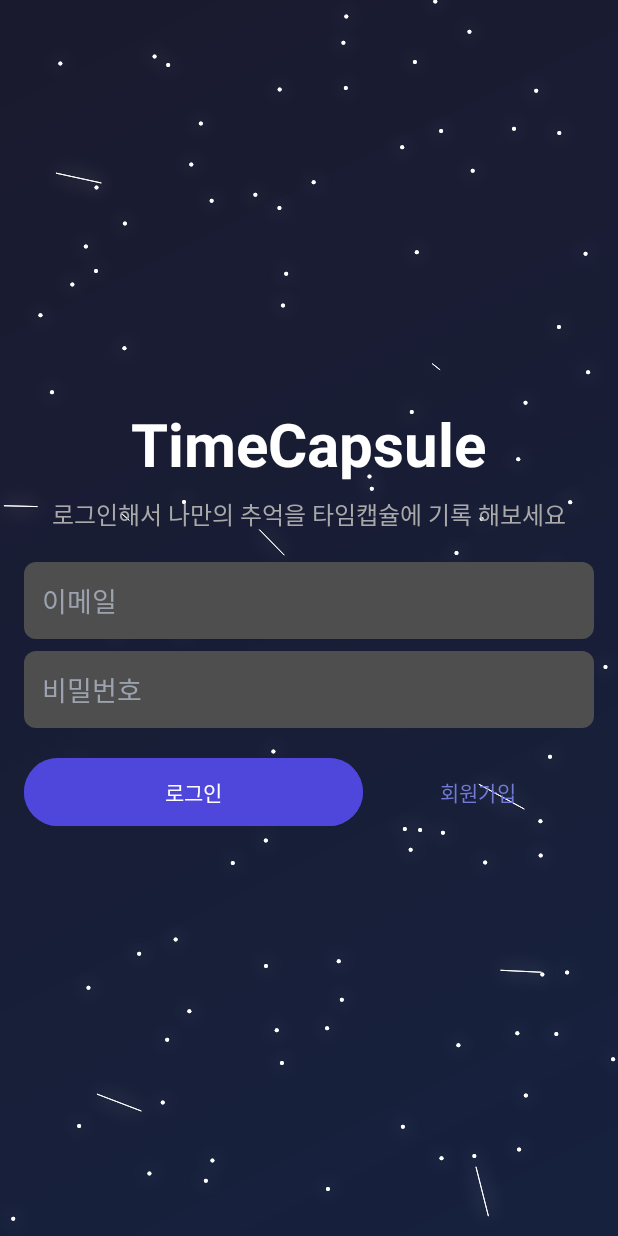
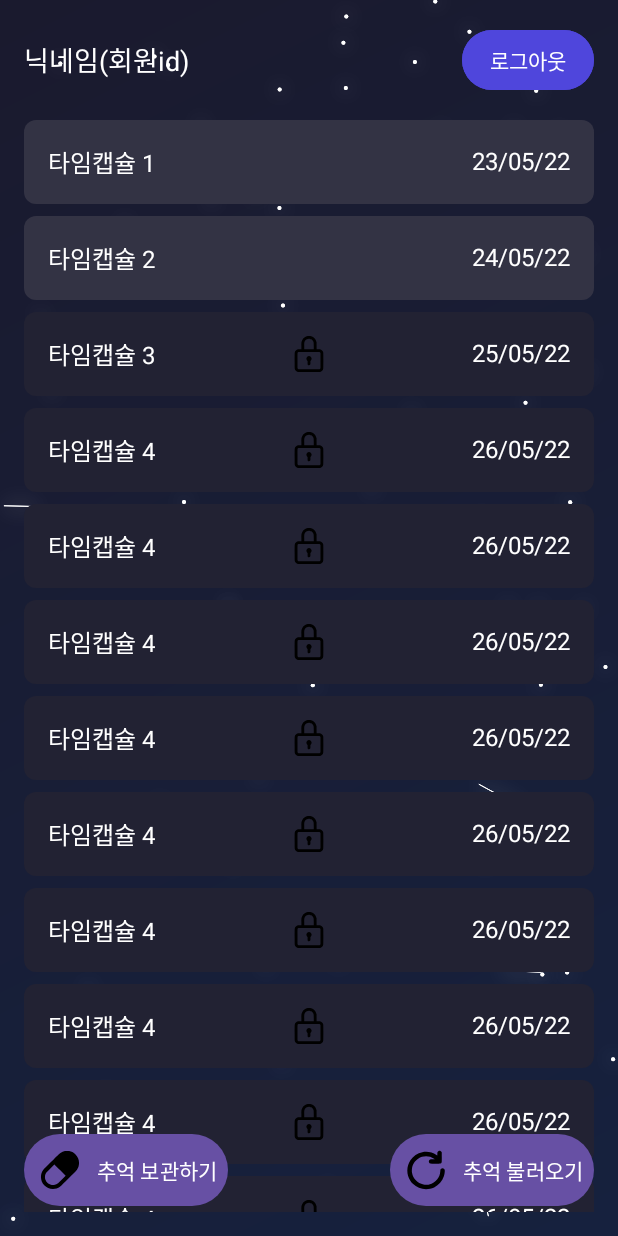
Before and after one commit to he4rtbleed/TimeCapsule, an Android app: the screen it shows after launch (LoginActivity before the commit, MainActivity after it), on a phone screen of 412 x 824 dp. Run offline under Robolectric (Android 15) with nearby library versions, the phone set to English and light mode, and no system bars.

Commit message:
타임캡슐 리스트 브랜치

```diff
--- a/app/build.gradle.kts
+++ b/app/build.gradle.kts
@@ -4,7 +4,7 @@ plugins {
 
 android {
     namespace = "com.jj.timecapsule"
-    compileSdk = 33
+    compileSdk = 34
 
     defaultConfig {
         applicationId = "com.jj.timecapsule"
@@ -36,6 +36,8 @@ dependencies {
     implementation("androidx.appcompat:appcompat:1.6.1")
     implementation("com.google.android.material:material:1.8.0")
     implementation("androidx.constraintlayout:constraintlayout:2.1.4")
+    implementation("androidx.activity:activity:1.8.0")
+    implementation("com.google.android.gms:play-services-maps:18.2.0")
     testImplementation("junit:junit:4.13.2")
     androidTestImplementation("androidx.test.ext:junit:1.1.5")
     androidTestImplementation("androidx.test.espresso:espresso-core:3.5.1")
--- a/app/src/main/AndroidManifest.xml
+++ b/app/src/main/AndroidManifest.xml
@@ -13,6 +13,9 @@
         android:theme="@style/Theme.TimeCapsule"
         tools:targetApi="31">
         <activity
+            android:name=".CapsuleWriterActivity"
+            android:exported="false" />
+        <activity
             android:name=".MainActivity"
             android:exported="true">
             <intent-filter>
--- a/app/src/main/java/com/jj/timecapsule/LoginActivity.java
+++ b/app/src/main/java/com/jj/timecapsule/LoginActivity.java
@@ -3,6 +3,7 @@ package com.jj.timecapsule;
 import android.content.Intent;
 import android.os.Bundle;
 import android.view.View;
+import android.view.WindowManager;
 import android.widget.Button;
 import android.widget.EditText;
 import androidx.appcompat.app.AppCompatActivity;
@@ -17,9 +18,10 @@ public class LoginActivity extends AppCompatActivity {
     @Override
     protected void onCreate(Bundle savedInstanceState) {
         super.onCreate(savedInstanceState);
+
         setContentView(R.layout.login_page);
 
-        editTextLoginEmail = findViewById(R.id.editTextLoginEmail);
+        editTextLoginEmail = findViewById(R.id.editTextLoginUserId);
         editTextLoginPassword = findViewById(R.id.editTextLoginPassword);
         buttonLogin = findViewById(R.id.buttonLogin);
         buttonSignup = findViewById(R.id.buttonSignup);
--- a/app/src/main/java/com/jj/timecapsule/MainActivity.java
+++ b/app/src/main/java/com/jj/timecapsule/MainActivity.java
@@ -1,49 +1,80 @@
 package com.jj.timecapsule;
-
-import androidx.appcompat.app.AppCompatActivity;
 
 import android.content.Context;
 import android.content.Intent;
 import android.content.SharedPreferences;
 import android.os.Bundle;
-import android.view.View;
+import android.util.Log;
+import android.widget.Button;
+import android.widget.TextView;
+import androidx.appcompat.app.AppCompatActivity;
+import androidx.recyclerview.widget.LinearLayoutManager;
+import androidx.recyclerview.widget.RecyclerView;
+
+import java.util.ArrayList;
+import java.util.List;
 
 public class MainActivity extends AppCompatActivity {
 
-    //https://erim1005.tistory.com/entry/Full-screen-mode-%EC%A0%84%EC%B2%B4%ED%99%94%EB%A9%B4-%EC%84%A4%EC%A0%95-%ED%95%B4%EC%A0%9C
-    private void hideSystemUI() {
-        // Enables regular immersive mode.
-        // For "lean back" mode, remove SYSTEM_UI_FLAG_IMMERSIVE.
-        // Or for "sticky immersive," replace it with SYSTEM_UI_FLAG_IMMERSIVE_STICKY
-        View decorView = getWindow().getDecorView();
-        decorView.setSystemUiVisibility(
-                View.SYSTEM_UI_FLAG_IMMERSIVE
-                        // Set the content to appear under the system bars so that the
-                        // content doesn't resize when the system bars hide and show.
-                        | View.SYSTEM_UI_FLAG_LAYOUT_STABLE
-                        | View.SYSTEM_UI_FLAG_LAYOUT_HIDE_NAVIGATION
-                        | View.SYSTEM_UI_FLAG_LAYOUT_FULLSCREEN
-                        // Hide the nav bar and status bar
-                        | View.SYSTEM_UI_FLAG_HIDE_NAVIGATION
-                        | View.SYSTEM_UI_FLAG_FULLSCREEN);
-    }
+    private SharedPreferences sharedPreferences;
+    private static final String TAG = "MainActivity";
 
     @Override
     protected void onCreate(Bundle savedInstanceState) {
         super.onCreate(savedInstanceState);
-        hideSystemUI();
+        setContentView(R.layout.activity_main);
 
-        SharedPreferences sharedPreferences = getSharedPreferences("com.jj.timecapsule.PREFERENCE_FILE_KEY", Context.MODE_PRIVATE);
+        sharedPreferences = getSharedPreferences("com.jj.timecapsule.PREFERENCE_FILE_KEY", Context.MODE_PRIVATE);
 
-        String token = sharedPreferences.getString("TOKEN", null);
-        if (token == null) {
-            // 토큰이 없으면 로그인 액티비티로 이동
+//        String token = sharedPreferences.getString("TOKEN", null);
+//        if (token == null) {
+//            Log.d(TAG, "Token is null, redirecting to LoginActivity");
+//            try {
+//                Intent intent = new Intent(MainActivity.this, LoginActivity.class);
+//                startActivity(intent);
+//                finish();
+//            } catch (Exception e) {
+//                Log.e(TAG, "Error starting LoginActivity", e);
+//            }
+//            return; // onCreate 메서드를 여기서 종료하여 이후 코드가 실행되지 않도록 함
+//        }
+
+        // 닉네임과 회원ID 설정
+        TextView textViewUserInfo = findViewById(R.id.textViewUserInfo);
+        textViewUserInfo.setText("닉네임(회원id)");
+
+        // 로그아웃 버튼 설정
+        Button buttonLogout = findViewById(R.id.buttonLogout);
+        buttonLogout.setOnClickListener(v -> {
+            SharedPreferences.Editor editor = sharedPreferences.edit();
+            editor.remove("TOKEN");
+            editor.apply();
             Intent intent = new Intent(MainActivity.this, LoginActivity.class);
             startActivity(intent);
             finish();
-            return;
-        }
+        });
 
-        setContentView(R.layout.activity_main);
+        // RecyclerView 설정
+        RecyclerView recyclerView = findViewById(R.id.recyclerViewTimeCapsules);
+        recyclerView.setLayoutManager(new LinearLayoutManager(this));
+        List<TimeCapsule> timeCapsuleList = new ArrayList<>();
+        timeCapsuleList.add(new TimeCapsule("타임캡슐 1", "23/05/22"));
+        timeCapsuleList.add(new TimeCapsule("타임캡슐 2", "24/05/22"));
+        timeCapsuleList.add(new TimeCapsule("타임캡슐 3", "25/05/22"));
+        timeCapsuleList.add(new TimeCapsule("타임캡슐 4", "26/05/22"));
+        timeCapsuleList.add(new TimeCapsule("타임캡슐 4", "26/05/22"));
+        timeCapsuleList.add(new TimeCapsule("타임캡슐 4", "26/05/22"));
+        timeCapsuleList.add(new TimeCapsule("타임캡슐 4", "26/05/22"));
+        timeCapsuleList.add(new TimeCapsule("타임캡슐 4", "26/05/22"));
+        timeCapsuleList.add(new TimeCapsule("타임캡슐 4", "26/05/22"));
+        timeCapsuleList.add(new TimeCapsule("타임캡슐 4", "26/05/22"));
+        timeCapsuleList.add(new TimeCapsule("타임캡슐 4", "26/05/22"));
+        timeCapsuleList.add(new TimeCapsule("타임캡슐 4", "26/05/22"));
+        timeCapsuleList.add(new TimeCapsule("타임캡슐 4", "26/05/22"));
+        timeCapsuleList.add(new TimeCapsule("타임캡슐 4", "26/05/22"));
+        timeCapsuleList.add(new TimeCapsule("타임캡슐 4", "26/05/22"));
+        timeCapsuleList.add(new TimeCapsule("타임캡슐 4", "26/05/22"));
+        TimeCapsuleAdapter adapter = new TimeCapsuleAdapter(timeCapsuleList);
+        recyclerView.setAdapter(adapter);
     }
 }
--- a/app/src/main/java/com/jj/timecapsule/RegisterActivity.java
+++ b/app/src/main/java/com/jj/timecapsule/RegisterActivity.java
@@ -25,7 +25,7 @@ public class RegisterActivity extends AppCompatActivity {
         super.onCreate(savedInstanceState);
         setContentView(R.layout.register_page);
 
-        editTextEmail = findViewById(R.id.editTextEmail);
+        editTextEmail = findViewById(R.id.editTextUserId);
         editTextPassword = findViewById(R.id.editTextPassword);
         editTextConfirmPassword = findViewById(R.id.editTextConfirmPassword);
         editTextName = findViewById(R.id.editTextName);
--- /dev/null
+++ b/app/src/main/java/com/jj/timecapsule/TimeCapsule.java
@@ -0,0 +1,19 @@
+package com.jj.timecapsule;
+
+public class TimeCapsule {
+    private String title;
+    private String openDate;
+
+    public TimeCapsule(String title, String openDate) {
+        this.title = title;
+        this.openDate = openDate;
+    }
+
+    public String getTitle() {
+        return title;
+    }
+
+    public String getOpenDate() {
+        return openDate;
+    }
+}
--- /dev/null
+++ b/app/src/main/java/com/jj/timecapsule/TimeCapsuleAdapter.java
@@ -0,0 +1,75 @@
+package com.jj.timecapsule;
+
+import android.view.LayoutInflater;
+import android.view.View;
+import android.view.ViewGroup;
+import android.widget.ImageView;
+import android.widget.TextView;
+import androidx.annotation.NonNull;
+import androidx.recyclerview.widget.RecyclerView;
+import java.text.ParseException;
+import java.text.SimpleDateFormat;
+import java.util.Date;
+import java.util.List;
+import java.util.Locale;
+
+public class TimeCapsuleAdapter extends RecyclerView.Adapter<TimeCapsuleAdapter.TimeCapsuleViewHolder> {
+
+    private List<TimeCapsule> timeCapsuleList;
+    private SimpleDateFormat dateFormat = new SimpleDateFormat("yy/MM/dd", Locale.getDefault());
+
+    public TimeCapsuleAdapter(List<TimeCapsule> timeCapsuleList) {
+        this.timeCapsuleList = timeCapsuleList;
+    }
+
+    @NonNull
+    @Override
+    public TimeCapsuleViewHolder onCreateViewHolder(@NonNull ViewGroup parent, int viewType) {
+        View view = LayoutInflater.from(parent.getContext()).inflate(R.layout.time_capsule_item, parent, false);
+        return new TimeCapsuleViewHolder(view);
+    }
+
+    @Override
+    public void onBindViewHolder(@NonNull TimeCapsuleViewHolder holder, int position) {
+        TimeCapsule timeCapsule = timeCapsuleList.get(position);
+        holder.textViewTitle.setText(timeCapsule.getTitle());
+        holder.textViewDate.setText(timeCapsule.getOpenDate());
+
+        boolean isLocked = isDateLocked(timeCapsule.getOpenDate());
+        if (isLocked) {
+            holder.itemView.setEnabled(false);
+            holder.imageViewLock.setVisibility(View.VISIBLE);
+        } else {
+            holder.itemView.setEnabled(true);
+            holder.imageViewLock.setVisibility(View.GONE);
+        }
+    }
+
+    @Override
+    public int getItemCount() {
+        return timeCapsuleList.size();
+    }
+
+    private boolean isDateLocked(String openDate) {
+        try {
+            Date date = dateFormat.parse(openDate);
+            return date != null && date.after(new Date());
+        } catch (ParseException e) {
+            e.printStackTrace();
+            return true;
+        }
+    }
+
+    static class TimeCapsuleViewHolder extends RecyclerView.ViewHolder {
+        TextView textViewTitle;
+        TextView textViewDate;
+        ImageView imageViewLock;
+
+        public TimeCapsuleViewHolder(@NonNull View itemView) {
+            super(itemView);
+            textViewTitle = itemView.findViewById(R.id.textViewTitle);
+            textViewDate = itemView.findViewById(R.id.textViewDate);
+            imageViewLock = itemView.findViewById(R.id.imageViewLock);
+        }
+    }
+}
--- /dev/null
+++ b/app/src/main/res/drawable/ic_capsule.xml
@@ -0,0 +1,5 @@
+<vector xmlns:android="http://schemas.android.com/apk/res/android" android:height="32dp" android:viewportHeight="512" android:viewportWidth="512" android:width="32dp">
+
+    <path android:fillColor="#000000" android:pathData="M308.9,54.6c-16.5,2.9 -33.7,9.8 -47.9,19.1 -11.5,7.6 -24.6,20.1 -104.5,100.4 -52.5,52.8 -75.7,76.8 -79.8,82.5 -16,22.6 -23.7,47 -23.7,74.8 0,33.9 11.8,63.5 34.9,87.9 24.8,26 56.8,39.7 93,39.7 27.5,-0 52.2,-7.9 74.5,-23.8 10.8,-7.7 172,-169.1 180.1,-180.2 15.5,-21.6 23.5,-46.7 23.5,-73.9 0,-36.6 -13.5,-68.2 -39.8,-93.3 -18.5,-17.5 -41.1,-29 -65.7,-33.2 -11.1,-2 -34,-2 -44.6,-0zM256.5,256l60,60 -40,40.1c-22,22 -42.7,42 -46.1,44.4 -7.9,5.8 -18.9,10.9 -28.9,13.6 -11.2,3 -30.7,3 -42,0.1 -17,-4.5 -33.8,-15.3 -44.9,-28.9 -6.8,-8.1 -14,-22.2 -16.8,-32.8 -2.9,-11.3 -2.9,-30.8 0.1,-42 2.4,-8.9 7.4,-20.1 12.2,-27.2 2.8,-4.3 84.6,-87.3 85.9,-87.3 0.3,-0 27.5,27 60.5,60z" android:strokeColor="#00000000"/>
+
+</vector>
--- /dev/null
+++ b/app/src/main/res/drawable/ic_lock.xml
@@ -0,0 +1,14 @@
+<vector xmlns:android="http://schemas.android.com/apk/res/android"
+    android:width="32dp"
+    android:height="32dp"
+    android:viewportWidth="512"
+    android:viewportHeight="512">
+  <path
+      android:pathData="M238.7,1.5c-34.8,5.9 -64.3,27.3 -79.3,57.6 -10.4,21 -11.4,28.2 -11.4,84.1l0,44.8 -20.7,-0c-14.4,-0 -23,0.5 -27.8,1.5 -22.5,4.7 -41.3,23.5 -46,46 -2.2,10.4 -2.2,218.6 0,229 4.7,22.5 23.5,41.3 46,46 10.5,2.2 302.5,2.2 313,-0 22.5,-4.7 41.3,-23.5 46,-46 1.2,-5.9 1.5,-23.8 1.5,-114.5 0,-119.3 0.2,-115.1 -6.6,-129 -5.1,-10.3 -16.1,-21.3 -26.4,-26.4 -11.3,-5.5 -18.2,-6.6 -42.2,-6.6l-20.7,-0 -0.3,-48.8 -0.4,-48.7 -2.7,-10c-9.8,-36.2 -36.9,-64.5 -72.4,-75.5 -15.5,-4.8 -34.1,-6.1 -49.6,-3.5zM269.8,41.6c4.4,0.9 11.7,3.5 17.1,6.1 7.8,3.7 10.9,5.9 17.7,12.7 6.5,6.6 9,9.9 12.3,16.8 6.8,14 7.1,16.5 7.1,66.5l0,44.3 -68,-0 -68,-0 0,-44.3c0,-34.9 0.3,-45.7 1.5,-51.2 3.9,-18.8 17.7,-36.2 35.5,-44.8 15.1,-7.4 29.2,-9.3 44.8,-6.1zM410.6,231.2c2.1,1.5 5,4.4 6.4,6.5l2.5,3.7 0,108.6 0,108.6 -2.5,3.7c-1.4,2.1 -4.3,5 -6.4,6.5l-3.9,2.7 -150.7,-0 -150.7,-0 -3.9,-2.7c-2.1,-1.5 -5,-4.4 -6.4,-6.5l-2.5,-3.7 -0.3,-106.4c-0.1,-70.5 0.1,-107.6 0.8,-110.2 1.2,-4.6 8,-11.6 12.4,-12.9 1.8,-0.6 64.6,-0.9 152.2,-0.8l149.1,0.2 3.9,2.7z"
+      android:fillColor="#000000"
+      android:strokeColor="#00000000"/>
+  <path
+      android:pathData="M246.1,287.6c-15.3,4.1 -27.1,19.8 -27.1,36 0,9.5 6.8,23.3 14,28.4l2.9,2 0.3,25.3 0.3,25.4 2.7,4c4.1,6.3 9,8.8 16.8,8.8 8.4,-0 13.7,-3.3 17.5,-10.8 2.5,-5 2.5,-5.4 2.5,-28.8l0,-23.8 2.9,-2c7.3,-5.2 14.1,-18.9 14.1,-28.5 0,-16.5 -11.8,-32 -27.5,-36.1 -7.2,-1.8 -12.3,-1.8 -19.4,0.1z"
+      android:fillColor="#000000"
+      android:strokeColor="#00000000"/>
+</vector>
--- /dev/null
+++ b/app/src/main/res/drawable/ic_refresh.xml
@@ -0,0 +1,5 @@
+<vector xmlns:android="http://schemas.android.com/apk/res/android" android:height="32dp" android:viewportHeight="512" android:viewportWidth="512" android:width="32dp">
+
+    <path android:fillColor="#000000" android:pathData="M391,53.1c-5.6,2.5 -8.6,5.3 -11.3,10.4 -1.9,3.5 -2.3,6.1 -2.7,20.6l-0.5,16.7 -9,-5.9c-45,-29.8 -97.9,-40 -151,-29.4 -51.2,10.3 -97.6,41.7 -126.8,86 -43.3,65.7 -43.6,153.3 -0.7,218.4 8.7,13.3 15.9,22.2 26.9,33.1 48.1,47.9 117.6,68.1 184.1,53.3 16.3,-3.6 27.5,-7.5 42.9,-14.9 49.9,-24 86.4,-65.5 103.6,-117.9 5.4,-16.2 8.2,-30.4 9.6,-48.8 1.4,-18 0.3,-23.4 -6.6,-30.2 -10,-10.1 -25,-9.5 -34.8,1.4 -4.5,5 -5.3,8.1 -6.6,25.6 -2.6,32.6 -12.1,57.7 -31.7,83 -21.2,27.5 -51.7,46.9 -86.9,55.1 -11,2.6 -13.7,2.8 -32,2.9 -15.4,-0 -22,-0.4 -28.8,-1.8 -63.6,-12.9 -111,-61.5 -121.8,-124.8 -1.8,-10.6 -2,-14.9 -1.6,-29.4 1,-30.7 8.6,-54.5 25.4,-80 8.8,-13.3 28.2,-32.7 41.3,-41.4 52.4,-34.6 118,-34.4 170.3,0.7l7.1,4.7 -22.5,0.5c-20.9,0.5 -22.7,0.7 -27.2,2.8 -11.8,5.9 -16.7,20.4 -10.8,32 2.5,4.8 7.7,9.7 12.3,11.6 5.6,2.4 103,2.4 108.6,-0 4.7,-1.9 9.7,-6.7 12.5,-11.9 2.2,-4 2.2,-4.6 2.2,-55.5 0,-50.9 0,-51.5 -2.2,-55.5 -2.8,-5.2 -7.8,-10 -12.5,-11.9 -5.2,-2.2 -13.4,-2 -18.8,0.5z" android:strokeColor="#00000000"/>
+
+</vector>
--- /dev/null
+++ b/app/src/main/res/drawable/time_capsule_background.xml
@@ -0,0 +1,14 @@
+<selector xmlns:android="http://schemas.android.com/apk/res/android">
+    <item android:state_enabled="true">
+        <shape android:shape="rectangle">
+            <solid android:color="#333344"/>
+            <corners android:radius="8dp"/>
+        </shape>
+    </item>
+    <item android:state_enabled="false">
+        <shape android:shape="rectangle">
+            <solid android:color="#222233"/>
+            <corners android:radius="8dp"/>
+        </shape>
+    </item>
+</selector>
--- a/app/src/main/res/layout/activity_main.xml
+++ b/app/src/main/res/layout/activity_main.xml
@@ -4,6 +4,7 @@
     android:layout_width="match_parent"
     android:layout_height="match_parent">
 
+    <!-- 커스텀 뷰를 가장 먼저 추가하여 배경으로 설정 -->
     <com.jj.timecapsule.StarryBackgroundView
         android:layout_width="match_parent"
         android:layout_height="match_parent"/>
@@ -11,19 +12,25 @@
     <LinearLayout
         android:layout_width="match_parent"
         android:layout_height="match_parent"
-        android:gravity="center"
         android:orientation="vertical"
         android:padding="16dp">
 
+        <!-- 상단 바 -->
+        <LinearLayout
+            android:layout_width="match_parent"
+            android:layout_height="wrap_content"
+            android:orientation="horizontal"
+            android:gravity="center_vertical"
+            android:paddingBottom="16dp">
+
             <TextView
+                android:id="@+id/textViewUserInfo"
                 android:layout_width="wrap_content"
                 android:layout_height="wrap_content"
-            android:text="환영합니다!"
+                android:text="닉네임(회원id)"
                 android:textColor="#FFFFFF"
-            android:textSize="40dp"
-            android:textStyle="bold"
-            android:gravity="center"
-            android:layout_gravity="center"/>
+                android:textSize="18dp"
+                android:layout_weight="1"/>
 
             <Button
                 android:id="@+id/buttonLogout"
@@ -32,7 +39,40 @@
                 android:text="로그아웃"
                 android:backgroundTint="#4f46dc"
                 android:textColor="#FFFFFF"
-            android:layout_marginTop="20dp"
-            android:padding="12dp"/>
+                android:padding="8dp"/>
         </LinearLayout>
+
+        <!-- 타임캡슐 리스트 -->
+        <androidx.recyclerview.widget.RecyclerView
+            android:id="@+id/recyclerViewTimeCapsules"
+            android:layout_width="match_parent"
+            android:layout_height="0dp"
+            android:layout_weight="1"/>
+    </LinearLayout>
+
+    <!-- 좌측 하단 "추억 보관하기" 버튼 -->
+    <Button
+        android:id="@+id/buttonAddMemory"
+        android:layout_width="wrap_content"
+        android:layout_height="wrap_content"
+        android:layout_gravity="bottom|start"
+        android:layout_margin="16dp"
+        android:drawableLeft="@drawable/ic_capsule"
+        android:contentDescription="추억 보관하기"
+        android:text="추억 보관하기"
+        android:textColor="#FFFFFF"
+        android:padding="8dp"/>
+
+    <!-- 우측 하단 "추억 불러오기" 버튼 -->
+    <Button
+        android:id="@+id/buttonRefreshMemory"
+        android:layout_width="wrap_content"
+        android:layout_height="wrap_content"
+        android:layout_gravity="bottom|end"
+        android:layout_margin="16dp"
+        android:drawableLeft="@drawable/ic_refresh"
+        android:contentDescription="추억 불러오기"
+        android:text="추억 불러오기"
+        android:textColor="#FFFFFF"
+        android:padding="8dp"/>
 </FrameLayout>
--- a/app/src/main/res/layout/login_page.xml
+++ b/app/src/main/res/layout/login_page.xml
@@ -39,10 +39,10 @@
             android:layout_gravity="center"/>
 
         <EditText
-            android:id="@+id/editTextLoginEmail"
+            android:id="@+id/editTextLoginUserId"
             android:layout_width="match_parent"
             android:layout_height="wrap_content"
-            android:hint="이메일"
+            android:hint="회원ID"
             android:background="@drawable/edit_text_background"
             android:textColor="#E0E0E0"
             android:textColorHint="#9CA3AF"
--- a/app/src/main/res/layout/register_page.xml
+++ b/app/src/main/res/layout/register_page.xml
@@ -26,10 +26,10 @@
             android:layout_gravity="center"/>
 
         <EditText
-            android:id="@+id/editTextEmail"
+            android:id="@+id/editTextUserId"
             android:layout_width="match_parent"
             android:layout_height="wrap_content"
-            android:hint="이메일"
+            android:hint="회원ID (영소문자+숫자 10자내)"
             android:background="@drawable/edit_text_background"
             android:textColor="#E0E0E0"
             android:textColorHint="#9CA3AF"
--- /dev/null
+++ b/app/src/main/res/layout/time_capsule_item.xml
@@ -0,0 +1,34 @@
+<?xml version="1.0" encoding="utf-8"?>
+<RelativeLayout xmlns:android="http://schemas.android.com/apk/res/android"
+    android:layout_width="match_parent"
+    android:layout_height="wrap_content"
+    android:background="@drawable/time_capsule_background"
+    android:padding="16dp"
+    android:layout_marginBottom="8dp">
+
+    <TextView
+        android:id="@+id/textViewTitle"
+        android:layout_width="wrap_content"
+        android:layout_height="wrap_content"
+        android:text="타임캡슐 제목"
+        android:textColor="#FFFFFF"
+        android:textSize="16dp"/>
+
+    <TextView
+        android:id="@+id/textViewDate"
+        android:layout_width="wrap_content"
+        android:layout_height="wrap_content"
+        android:text="YY/MM/DD"
+        android:textColor="#FFFFFF"
+        android:textSize="16dp"
+        android:layout_alignParentEnd="true"
+        android:layout_alignParentRight="true"/>
+
+    <ImageView
+        android:id="@+id/imageViewLock"
+        android:layout_width="24dp"
+        android:layout_height="24dp"
+        android:layout_centerInParent="true"
+        android:src="@drawable/ic_lock"
+        android:visibility="gone"/>
+</RelativeLayout>
--- a/app/src/main/res/values/themes.xml
+++ b/app/src/main/res/values/themes.xml
@@ -3,6 +3,11 @@
     <style name="Base.Theme.TimeCapsule" parent="Theme.Material3.DayNight.NoActionBar">
         <!-- Customize your light theme here. -->
         <!-- <item name="colorPrimary">@color/my_light_primary</item> -->
+
+        <item name="android:windowNoTitle">true</item>
+        <item name="android:windowActionBar">false</item>
+        <item name="android:windowFullscreen">true</item>
+        <item name="android:windowContentOverlay">@null</item>
     </style>
 
     <style name="Theme.TimeCapsule" parent="Base.Theme.TimeCapsule" />
--- a/build.gradle.kts
+++ b/build.gradle.kts
@@ -1,4 +1,4 @@
 // Top-level build file where you can add configuration options common to all sub-projects/modules.
 plugins {
-    id("com.android.application") version "8.1.1" apply false
+    id("com.android.application") version "8.3.0" apply false
 }
```
Also changed, not shown: app/src/main/java/com/jj/timecapsule/CapsuleWriterActivity.java (added, +22 -0 lines), app/src/main/res/layout/activity_capsule_writer.xml (added, +59 -0 lines), gradle/wrapper/gradle-wrapper.properties. Lines whose indentation alone changed are shown as unchanged.
